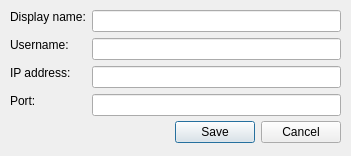
Old version of the form WebinyNotifier/ui/settings.ui in the repository isabella232/projects-7.
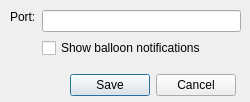
New version of the form. Icons and pictures are not drawn.

The edit to the form file:
```diff
--- a/WebinyNotifier/ui/settings.ui
+++ b/WebinyNotifier/ui/settings.ui
@@ -9,8 +9,8 @@
    <rect>
     <x>0</x>
     <y>0</y>
-    <width>351</width>
-    <height>156</height>
+    <width>250</width>
+    <height>102</height>
    </rect>
   </property>
   <property name="sizePolicy">
@@ -21,8 +21,8 @@
   </property>
   <property name="minimumSize">
    <size>
-    <width>351</width>
-    <height>156</height>
+    <width>250</width>
+    <height>0</height>
    </size>
   </property>
   <property name="maximumSize">
@@ -44,8 +44,8 @@
   <widget class="QDialogButtonBox" name="buttonBox">
    <property name="geometry">
     <rect>
-     <x>85</x>
-     <y>117</y>
+     <x>-20</x>
+     <y>70</y>
      <width>256</width>
      <height>31</height>
     </rect>
@@ -59,8 +59,8 @@
     <rect>
      <x>10</x>
      <y>10</y>
-     <width>331</width>
-     <height>101</height>
+     <width>231</width>
+     <height>51</height>
     </rect>
    </property>
    <layout class="QFormLayout" name="formLayout_2">
@@ -71,49 +71,6 @@
      <enum>QFormLayout::AllNonFixedFieldsGrow</enum>
     </property>
     <item row="0" column="0">
-     <widget class="QLabel" name="label">
-      <property name="sizePolicy">
-       <sizepolicy hsizetype="Fixed" vsizetype="Fixed">
-        <horstretch>0</horstretch>
-        <verstretch>0</verstretch>
-       </sizepolicy>
-      </property>
-      <property name="text">
-       <string>Display name:</string>
-      </property>
-     </widget>
-    </item>
-    <item row="0" column="1">
-     <widget class="QLineEdit" name="displayName">
-      <property name="inputMask">
-       <string notr="true"/>
-      </property>
-     </widget>
-    </item>
-    <item row="1" column="1">
-     <widget class="QLineEdit" name="username">
-      <property name="text">
-       <string/>
-      </property>
-     </widget>
-    </item>
-    <item row="2" column="0">
-     <widget class="QLabel" name="label_3">
-      <property name="sizePolicy">
-       <sizepolicy hsizetype="Fixed" vsizetype="Fixed">
-        <horstretch>0</horstretch>
-        <verstretch>0</verstretch>
-       </sizepolicy>
-      </property>
-      <property name="text">
-       <string>IP address:</string>
-      </property>
-     </widget>
-    </item>
-    <item row="2" column="1">
-     <widget class="QLineEdit" name="ipAddress"/>
-    </item>
-    <item row="3" column="0">
      <widget class="QLabel" name="label_4">
       <property name="sizePolicy">
        <sizepolicy hsizetype="Fixed" vsizetype="Fixed">
@@ -126,19 +83,13 @@
       </property>
      </widget>
     </item>
-    <item row="3" column="1">
+    <item row="0" column="1">
      <widget class="QLineEdit" name="port"/>
     </item>
-    <item row="1" column="0">
-     <widget class="QLabel" name="label_2">
-      <property name="sizePolicy">
-       <sizepolicy hsizetype="Fixed" vsizetype="Fixed">
-        <horstretch>0</horstretch>
-        <verstretch>0</verstretch>
-       </sizepolicy>
-      </property>
+    <item row="1" column="1">
+     <widget class="QCheckBox" name="showBalloon">
       <property name="text">
-       <string>Username:</string>
+       <string>Show balloon notifications</string>
       </property>
      </widget>
     </item>
```
